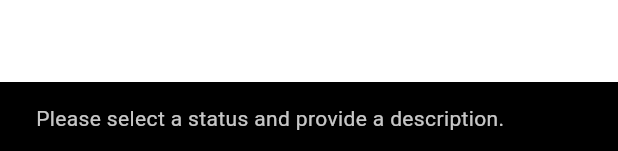
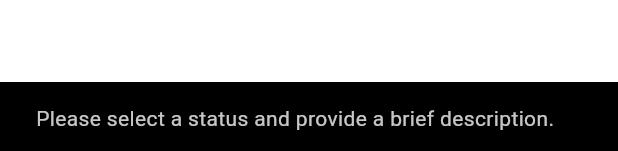
Before and after one commit to NamanGoyalK/Huddle-Flutter-App, a Flutter app: the UploadPostBlock widget shown alone on an empty page, opened directly, after a tap on "C R E A T E", on a phone screen of 412 x 824 dp. Shown: the part 1082-1233 px from the top of the screen. Run offline on Flutter 3.47's test engine with Material 3 defaults, Android fonts, the phone set to English and light mode, and no system bars; our stand-ins replace cloud_firestore, equatable, firebase_auth, firebase_core, flutter_bloc, shared_preferences; accounts and stored records are empty; generated files the repository leaves out were written again.

Commit message:
Refactor room status feature: migrate day state management to home room status, update UI components, and enhance user prompts

```diff
--- a/lib/app.dart
+++ b/lib/app.dart
@@ -5,7 +5,7 @@ import 'package:flutter_bloc/flutter_bloc.dart';
 import 'package:huddle/core/config/cubit/theme_cubit.dart';
 import 'package:huddle/features/auth/data/firebase_auth_repo.dart';
 import 'package:huddle/features/auth/presentation/cubits/auth_cubit.dart';
-import 'features/room_status/presentation/pages/home_page.dart';
+import 'features/home_room_status/presentation/pages/home_page.dart';
 import 'package:huddle/features/settings/data/firebase_profile_repo.dart';
 
 import 'core/config/theme/app_colors.dart';
--- a/lib/features/room_status/presentation/pages/components/room_status_cards.dart
+++ b/lib/features/home_room_status/presentation/pages/components/room_status_cards.dart
@@ -1,5 +1,5 @@
 import 'package:flutter/material.dart';
-import 'package:huddle/features/room_status/presentation/pages/components/room_card.dart';
+import 'package:huddle/features/home_room_status/presentation/pages/components/room_card.dart';
 
 class RoomStatusCards extends StatelessWidget {
   const RoomStatusCards({super.key});
--- a/lib/features/room_status_posts/presentation/pages/upload_post_bottom_sheet.dart
+++ b/lib/features/room_status_posts/presentation/pages/upload_post_bottom_sheet.dart
@@ -139,7 +139,7 @@ class _UploadPostBlockState extends State<UploadPostBlock> {
                     ScaffoldMessenger.of(context).showSnackBar(
                       const SnackBar(
                         content: Text(
-                            'Please select a status and provide a description.'),
+                            'Please select a status and provide a brief description.'),
                       ),
                     );
                   }
```
Also changed, not shown: lib/features/home_room_status/presentation/cubit/day_cubit.dart (renamed from lib/features/room_status/presentation/cubit/day_cubit.dart), lib/features/home_room_status/presentation/cubit/day_state.dart (renamed from lib/features/room_status/presentation/cubit/day_state.dart), lib/features/home_room_status/presentation/pages/components/custom_drawer.dart (renamed from lib/features/room_status/presentation/pages/components/custom_drawer.dart), lib/features/home_room_status/presentation/pages/components/date_title.dart (renamed from lib/features/room_status/presentation/pages/components/date_title.dart), lib/features/home_room_status/presentation/pages/components/room_card.dart (renamed from lib/features/room_status/presentation/pages/components/room_card.dart), lib/features/home_room_status/presentation/pages/home_page.dart (renamed from lib/features/room_status/presentation/pages/home_page.dart), 1 other file.
